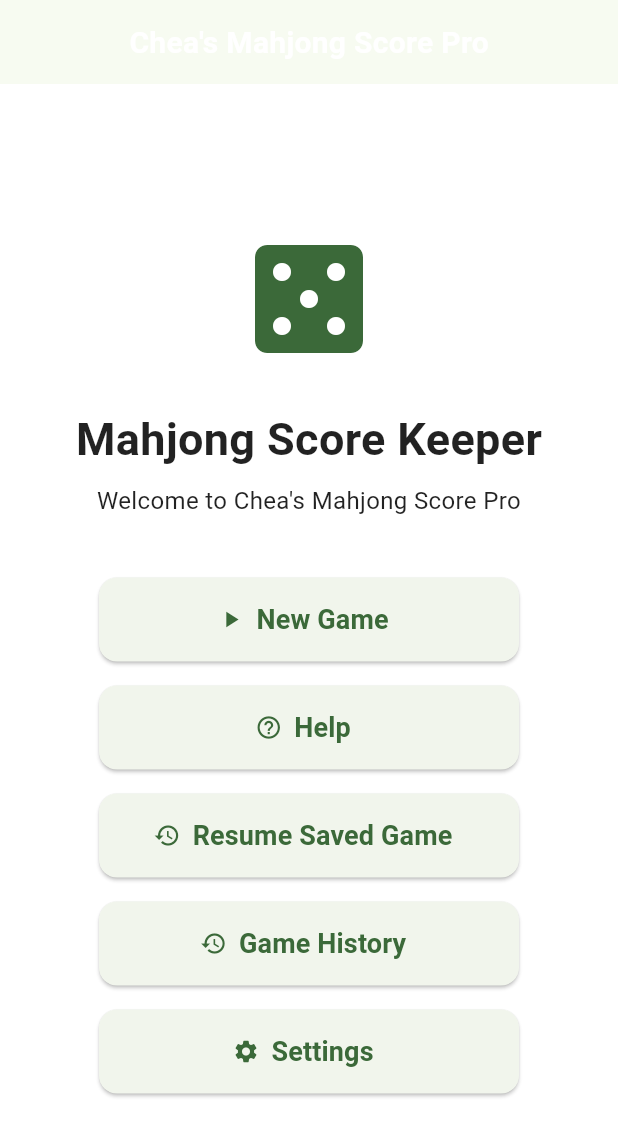
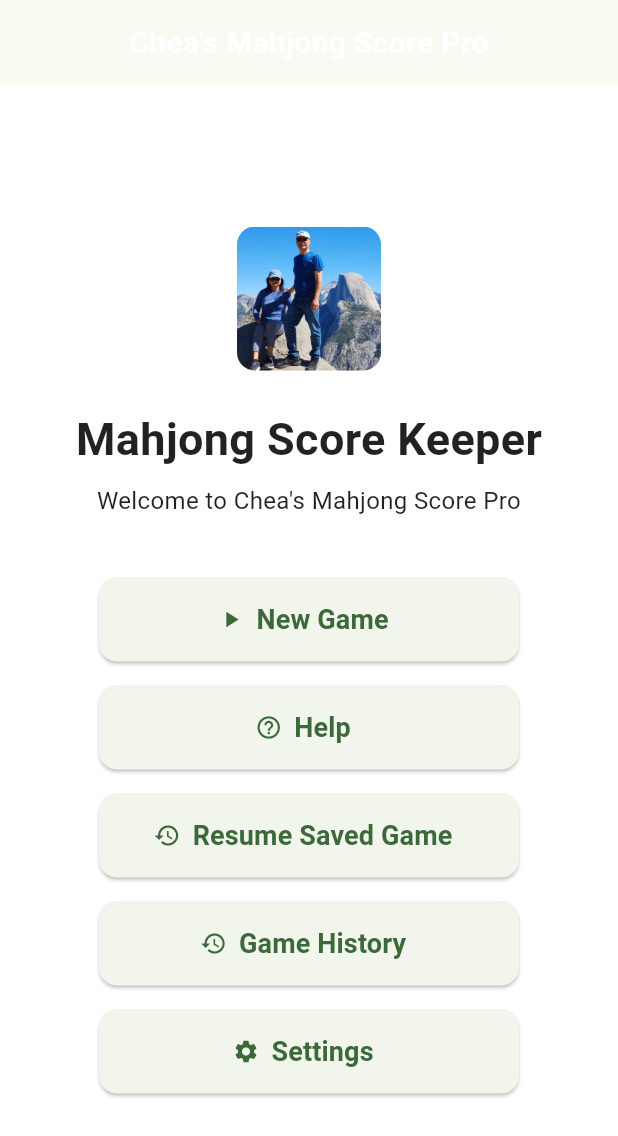
Before and after one commit to hkcApp/cheas_score_pro, a Flutter app: the screen it shows after launch, on a phone screen of 412 x 824 dp. Shown: the top 1136 px of the screen. Run offline on Flutter 3.47's test engine with Material 3 defaults, Android fonts, the phone set to English and light mode, and no system bars; our stand-ins replace shared_preferences.

Commit message:
Release v2.3

```diff
--- a/lib/screens/home_screen.dart
+++ b/lib/screens/home_screen.dart
@@ -54,10 +54,14 @@ class HomeScreen extends StatelessWidget {
             child: Column(
               mainAxisAlignment: MainAxisAlignment.center,
               children: [
-                Icon(
-                  Icons.casino,
-                  size: 96,
-                  color: Theme.of(context).colorScheme.primary,
+                ClipRRect(
+                  borderRadius: BorderRadius.circular(12),
+                  child: Image.asset(
+                    'assets/images/home_photo.png',
+                    width: 96,
+                    height: 96,
+                    fit: BoxFit.cover,
+                  ),
                 ),
 
                 const SizedBox(height: 24),
```
Also changed, not shown: pubspec.yaml (+3 -4 lines), assets/images/home_photo.png (added), 26 other files.
